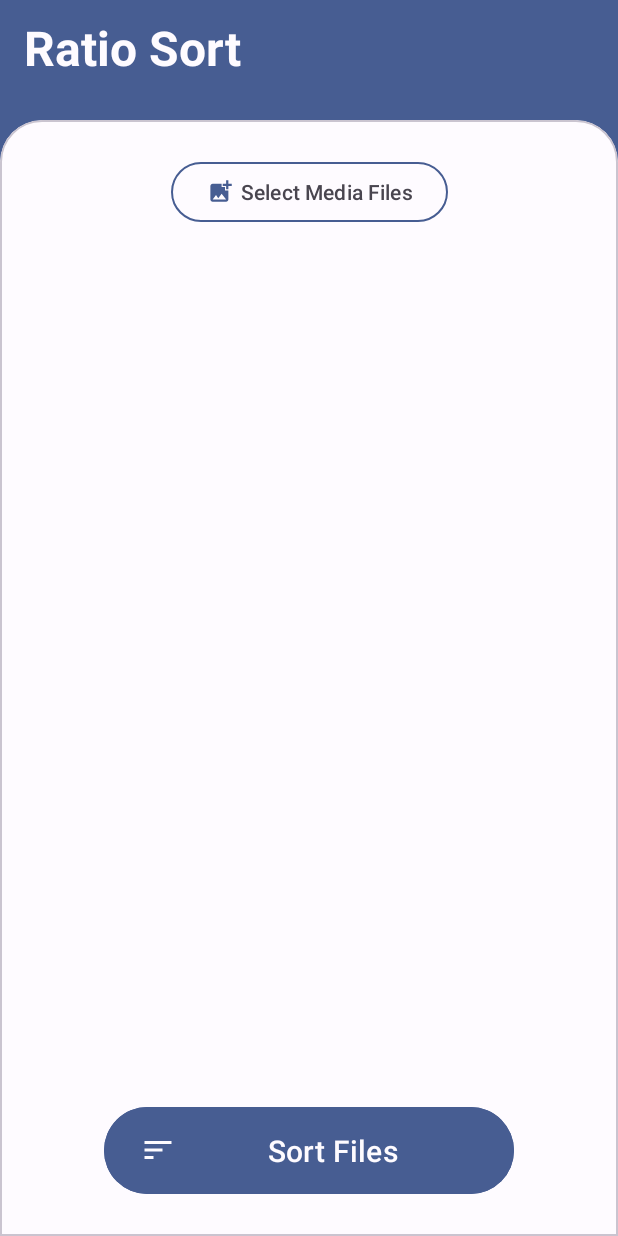
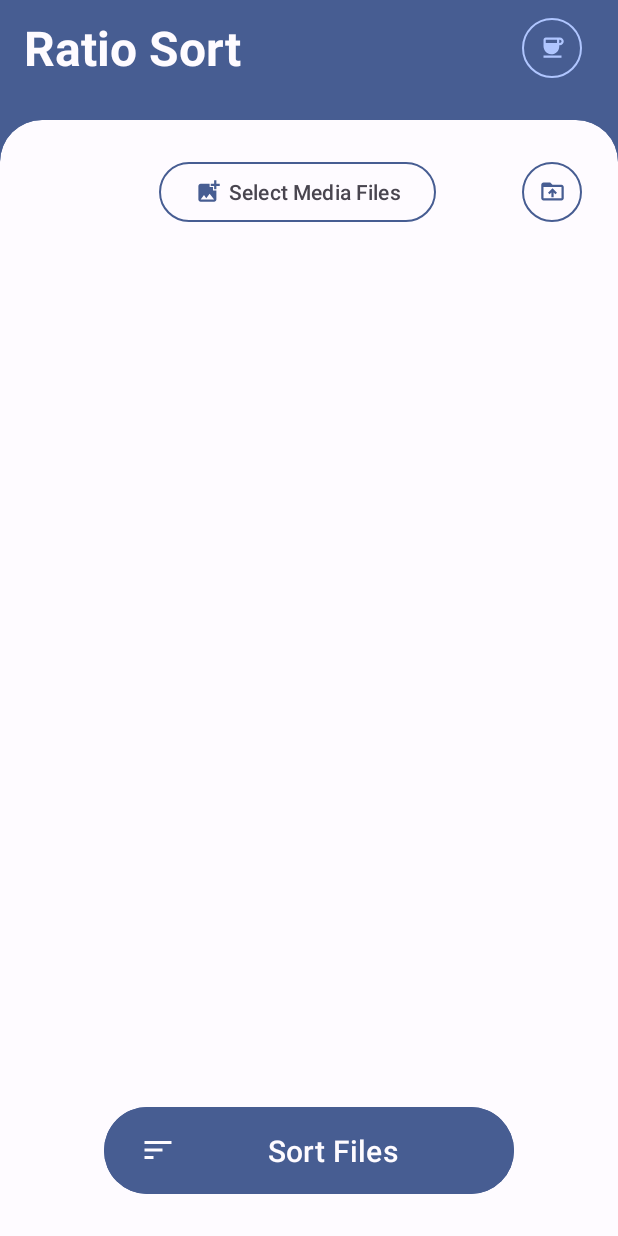
Before and after one commit to bhatiag41/ratioSort, an Android app: the screen it shows after launch (MainActivity), on a phone screen of 412 x 824 dp. Run offline under Robolectric (Android 15) with nearby library versions, the phone set to English and light mode, and no system bars; pictures from the network do not load.

Commit message:
Folder upload and developer support button added

```diff
--- /dev/null
+++ b/app/src/main/res/drawable/baseline_drive_folder_upload_24.xml
@@ -0,0 +1,5 @@
+<vector xmlns:android="http://schemas.android.com/apk/res/android" android:height="24dp" android:tint="#000000" android:viewportHeight="24" android:viewportWidth="24" android:width="24dp">
+
+    <path android:fillColor="@android:color/white" android:pathData="M20,6h-8l-2,-2L4,4c-1.1,0 -1.99,0.9 -1.99,2L2,18c0,1.1 0.9,2 2,2h16c1.1,0 2,-0.9 2,-2L22,8c0,-1.1 -0.9,-2 -2,-2zM20,18L4,18L4,8h16v10zM8,13.01l1.41,1.41L11,12.84L11,17h2v-4.16l1.59,1.59L16,13.01 12.01,9 8,13.01z"/>
+
+</vector>
--- /dev/null
+++ b/app/src/main/res/drawable/ic_coffee.xml
@@ -0,0 +1,5 @@
+<vector xmlns:android="http://schemas.android.com/apk/res/android" android:height="24dp" android:tint="#000000" android:viewportHeight="24" android:viewportWidth="24" android:width="24dp">
+
+    <path android:fillColor="@android:color/white" android:pathData="M18.5,3H6C4.9,3 4,3.9 4,5v5.71c0,3.83 2.95,7.18 6.78,7.29c3.96,0.12 7.22,-3.06 7.22,-7v-1h0.5c1.93,0 3.5,-1.57 3.5,-3.5S20.43,3 18.5,3zM16,5v3H6V5H16zM18.5,8H18V5h0.5C19.33,5 20,5.67 20,6.5S19.33,8 18.5,8zM4,19h16v2H4V19z"/>
+
+</vector>
--- a/app/src/main/res/layout/activity_main.xml
+++ b/app/src/main/res/layout/activity_main.xml
@@ -15,7 +15,8 @@
         android:background="@android:color/transparent"
         android:elevation="0dp"
         android:minHeight="?attr/actionBarSize"
-        app:layout_constraintTop_toTopOf="parent">
+        app:layout_constraintTop_toTopOf="parent"
+        tools:layout_editor_absoluteX="-29dp">
 
         <TextView
             android:layout_width="wrap_content"
@@ -27,6 +28,25 @@
             tools:layout_editor_absoluteX="16dp"
             tools:layout_editor_absoluteY="13dp" />
 
+        <com.google.android.material.button.MaterialButton
+            android:id="@+id/coffeeButton"
+            style="@style/Widget.Material3.Button.OutlinedButton"
+            android:layout_width="40dp"
+            android:layout_height="wrap_content"
+            android:layout_gravity="end"
+            android:layout_marginEnd="24dp"
+            android:backgroundTint="#00000000"
+            android:contentDescription="@string/coffee"
+            android:onClick="openCoffeePage"
+            app:icon="@drawable/ic_coffee"
+            app:iconGravity="textStart"
+            app:iconPadding="0dp"
+            app:iconTint="?attr/colorOnPrimary"
+            app:layout_constraintEnd_toEndOf="parent"
+            app:layout_constraintTop_toTopOf="parent"
+            app:rippleColor="?attr/colorOnPrimary"
+            app:strokeColor="?attr/colorOnPrimary"/>
+
     </com.google.android.material.appbar.MaterialToolbar>
 
     <com.google.android.material.card.MaterialCardView
@@ -35,6 +55,7 @@
         android:layout_marginTop="80dp"
         app:cardBackgroundColor="?attr/colorSurface"
         app:cardElevation="0dp"
+        app:strokeWidth="0dp"
         app:shapeAppearanceOverlay="@style/ShapeAppearance.App.TopRoundedCorners"
         app:layout_constraintBottom_toBottomOf="parent"
         app:layout_constraintTop_toTopOf="parent">
@@ -49,15 +70,34 @@
                 android:layout_width="wrap_content"
                 android:layout_height="wrap_content"
                 android:layout_margin="16dp"
+                android:layout_marginStart="4dp"
+                android:layout_marginTop="16dp"
                 android:text="Select Media Files"
                 android:textColor="?attr/colorOnSurfaceVariant"
                 app:icon="@drawable/ic_add_photo_alternate"
                 app:iconTint="?attr/colorPrimary"
-                app:strokeColor="?attr/colorPrimary"
+                app:layout_constraintEnd_toEndOf="@+id/selectFolderBtn"
+                app:layout_constraintStart_toStartOf="parent"
+                app:layout_constraintTop_toTopOf="parent"
                 app:rippleColor="?attr/colorPrimaryContainer"
+                app:strokeColor="?attr/colorPrimary" />
+
+            <com.google.android.material.button.MaterialButton
+                android:id="@+id/selectFolderBtn"
+                style="@style/Widget.Material3.Button.OutlinedButton"
+                android:layout_width="40dp"
+                android:layout_height="wrap_content"
+                android:layout_marginTop="16dp"
+                android:layout_marginEnd="16dp"
+                android:textColor="?attr/colorOnSurfaceVariant"
+                app:icon="@drawable/baseline_drive_folder_upload_24"
+                app:iconTint="?attr/colorPrimary"
+                app:iconGravity="textStart"
+                app:iconPadding="0dp"
                 app:layout_constraintEnd_toEndOf="parent"
-                app:layout_constraintStart_toStartOf="parent"
-                app:layout_constraintTop_toTopOf="parent" />
+                app:layout_constraintTop_toTopOf="parent"
+                app:rippleColor="?attr/colorPrimaryContainer"
+                app:strokeColor="?attr/colorPrimary" />
 
             <androidx.recyclerview.widget.RecyclerView
                 android:id="@+id/mediaPreviewGrid"
--- a/app/src/main/res/values-night/themes.xml
+++ b/app/src/main/res/values-night/themes.xml
@@ -3,7 +3,7 @@
     <style name="Theme.App" parent="Theme.Material3.DayNight.NoActionBar">
         <!-- Status bar and Navigation bar -->
         <item name="android:statusBarColor">?attr/colorPrimary</item>
-        <item name="android:navigationBarColor">#00000000</item>
+        <item name="android:navigationBarColor">?attr/colorSurface</item>
         <item name="android:windowLightStatusBar">true</item>
         <!-- Color scheme -->
         <item name="colorOnPrimary">@color/notmaterial_lightpurple</item>
--- a/app/src/main/res/values/strings.xml
+++ b/app/src/main/res/values/strings.xml
@@ -1,3 +1,4 @@
 <resources>
     <string name="app_name">Ratio Sort</string>
+    <string name="coffee">Buy me Tea</string>
 </resources>
--- a/app/src/main/res/values/themes.xml
+++ b/app/src/main/res/values/themes.xml
@@ -3,8 +3,8 @@
     <style name="Theme.App" parent="Theme.Material3.DayNight.NoActionBar">
         <!-- Status bar and Navigation bar -->
         <item name="android:statusBarColor">?attr/colorPrimary</item>
-        <item name="android:navigationBarColor">#00000000</item>
-        <item name="android:windowLightStatusBar">true</item>
+        <item name="android:navigationBarColor">@color/notmaterial_white</item>
+        <item name="android:windowLightStatusBar">false</item>
         <!-- Color scheme -->
         <item name="colorPrimary">@color/notmaterial_purple</item>
         <item name="colorOnPrimary">@color/notmaterial_lightpurple</item>
--- a/gradle/libs.versions.toml
+++ b/gradle/libs.versions.toml
@@ -1,5 +1,5 @@
 [versions]
-agp = "8.7.3"
+agp = "8.4.2"
 junit = "4.13.2"
 junitVersion = "1.1.5"
 espressoCore = "3.5.1"
```
Also changed, not shown: app/src/main/java/com/ratio/sort/MainActivity.java (+69 -27 lines).
